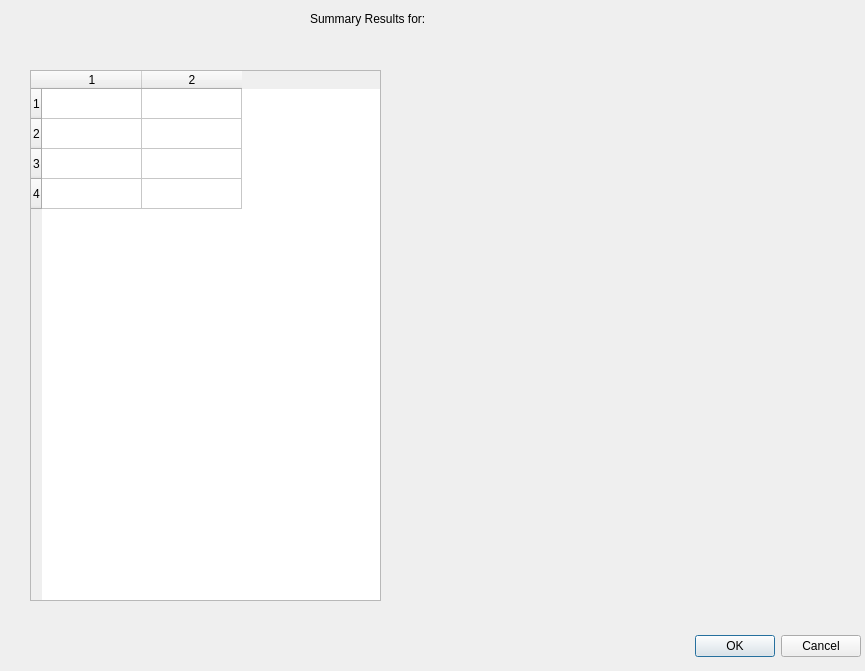
mruiz42/cjk-trainer, file cjk-trainer/ui/SessionReport.ui: the form before one commit.
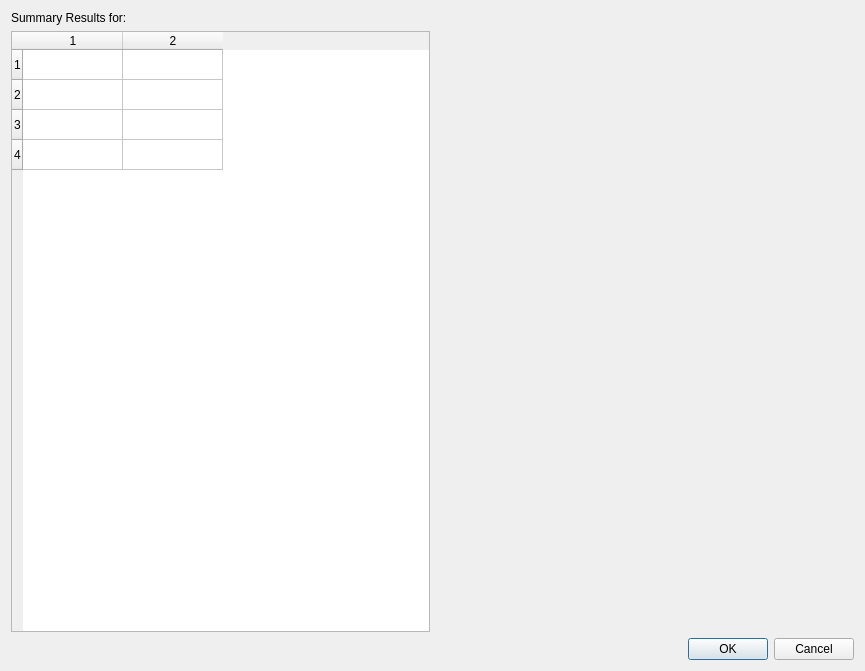
The form after the commit.

```diff
--- a/cjk-trainer/ui/SessionReport.ui
+++ b/cjk-trainer/ui/SessionReport.ui
@@ -13,44 +13,16 @@
   <property name="windowTitle">
    <string>Dialog</string>
   </property>
-  <widget class="QDialogButtonBox" name="buttonBox">
-   <property name="geometry">
-    <rect>
-     <x>400</x>
-     <y>630</y>
-     <width>461</width>
-     <height>32</height>
-    </rect>
-   </property>
-   <property name="orientation">
-    <enum>Qt::Horizontal</enum>
-   </property>
-   <property name="standardButtons">
-    <set>QDialogButtonBox::Cancel|QDialogButtonBox::Ok</set>
-   </property>
-  </widget>
+  <layout class="QGridLayout" name="gridLayout">
+   <item row="0" column="0" colspan="2">
   <widget class="QLabel" name="label_summaryResults">
-   <property name="geometry">
-    <rect>
-     <x>310</x>
-     <y>10</y>
-     <width>181</width>
-     <height>18</height>
-    </rect>
-   </property>
    <property name="text">
     <string>Summary Results for: </string>
    </property>
   </widget>
-  <widget class="QTableWidget" name="tableWidget">
-   <property name="geometry">
-    <rect>
-     <x>30</x>
-     <y>70</y>
-     <width>351</width>
-     <height>531</height>
-    </rect>
-   </property>
+   </item>
+   <item row="1" column="0">
+    <widget class="QTableWidget" name="tableWidget_summaryTable">
    <property name="rowCount">
     <number>4</number>
    </property>
@@ -64,6 +36,18 @@
    <column/>
    <column/>
   </widget>
+   </item>
+   <item row="2" column="1">
+    <widget class="QDialogButtonBox" name="buttonBox">
+     <property name="orientation">
+      <enum>Qt::Horizontal</enum>
+     </property>
+     <property name="standardButtons">
+      <set>QDialogButtonBox::Cancel|QDialogButtonBox::Ok</set>
+     </property>
+    </widget>
+   </item>
+  </layout>
  </widget>
  <resources/>
  <connections>
```
Lines whose indentation alone changed are shown as unchanged.
